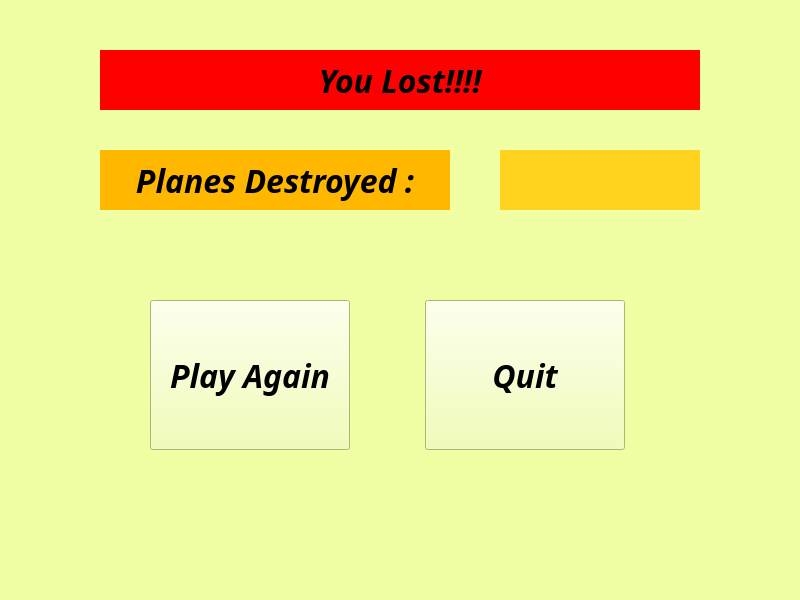
Above: gameover.ui from SpamYiwnl/QT-Planes before the change. Below: the same form after it.
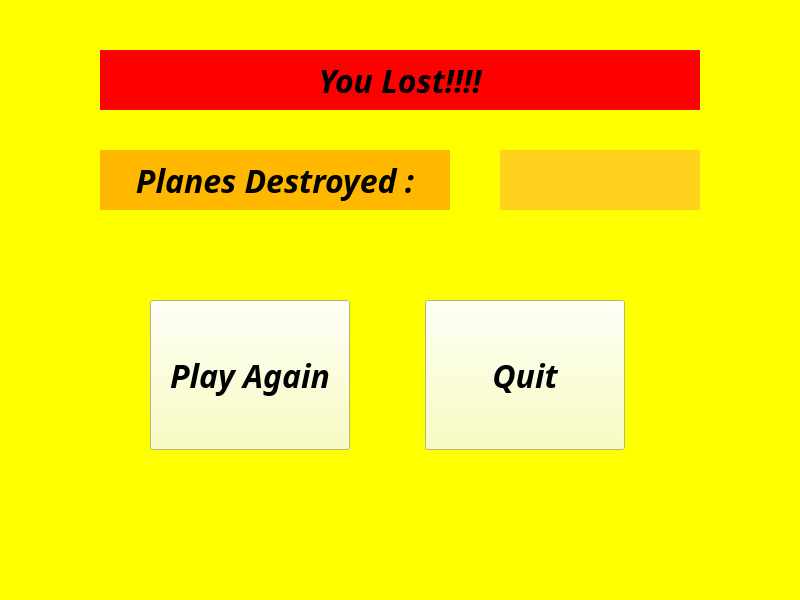
That is the form after the change.

What changed in the file:
```diff
--- a/gameover.ui
+++ b/gameover.ui
@@ -14,7 +14,7 @@
    <string>Form</string>
   </property>
   <property name="styleSheet">
-   <string notr="true">background-color: rgb(240, 255, 164);</string>
+   <string notr="true">background-color: rgb(255, 255, 0);</string>
   </property>
   <widget class="QLabel" name="label">
    <property name="geometry">
@@ -118,6 +118,9 @@
      <bold>true</bold>
     </font>
    </property>
+   <property name="styleSheet">
+    <string notr="true">background-color: rgb(249, 255, 175);</string>
+   </property>
    <property name="text">
     <string>Play Again</string>
    </property>
@@ -140,6 +143,9 @@
      <bold>true</bold>
     </font>
    </property>
+   <property name="styleSheet">
+    <string notr="true">background-color: rgb(249, 255, 175);</string>
+   </property>
    <property name="text">
     <string>Quit</string>
    </property>
```
